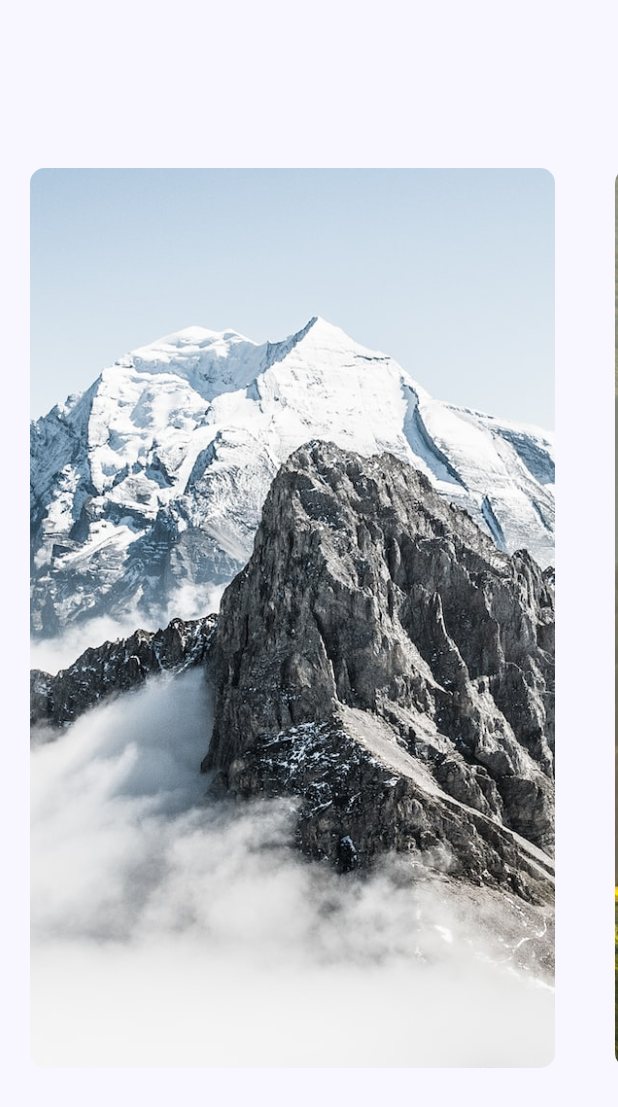
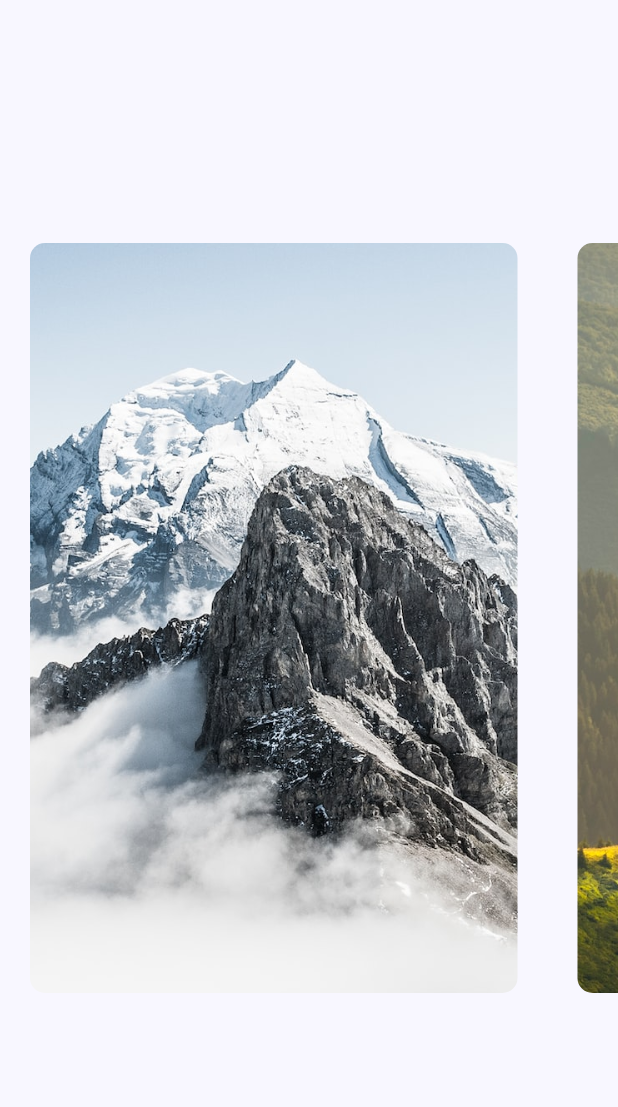
Before and after one commit to imayush-chauhan/flutter_wallpaper_ui, a Flutter app: the screen it shows after launch, on a phone screen of 412 x 824 dp. Shown: the top 1107 px of the screen. Run offline on Flutter 3.47's test engine with Material 2 defaults, Android fonts, the phone set to English and light mode, and no system bars; our stand-ins replace sensors_plus.

Commit message:
parallax

```diff
--- a/lib/screen/parallax_image.dart
+++ b/lib/screen/parallax_image.dart
@@ -34,7 +34,7 @@ class _ParallaxImageState extends State<ParallaxImage> {
       backgroundColor: const Color(0xffF8F7FF),
       body: Center(
         child: SizedBox(
-          height: 600,
+          height: 500,
           child: ListView.builder(
             itemCount: img.length,
             scrollDirection: Axis.horizontal,
@@ -44,7 +44,7 @@ class _ParallaxImageState extends State<ParallaxImage> {
                 child: ClipRRect(
                   borderRadius: BorderRadius.circular(10),
                   child: SizedBox(
-                    width: 350,
+                    width: 325,
                     child: parallax(index),
                   ),
                 ),
```
